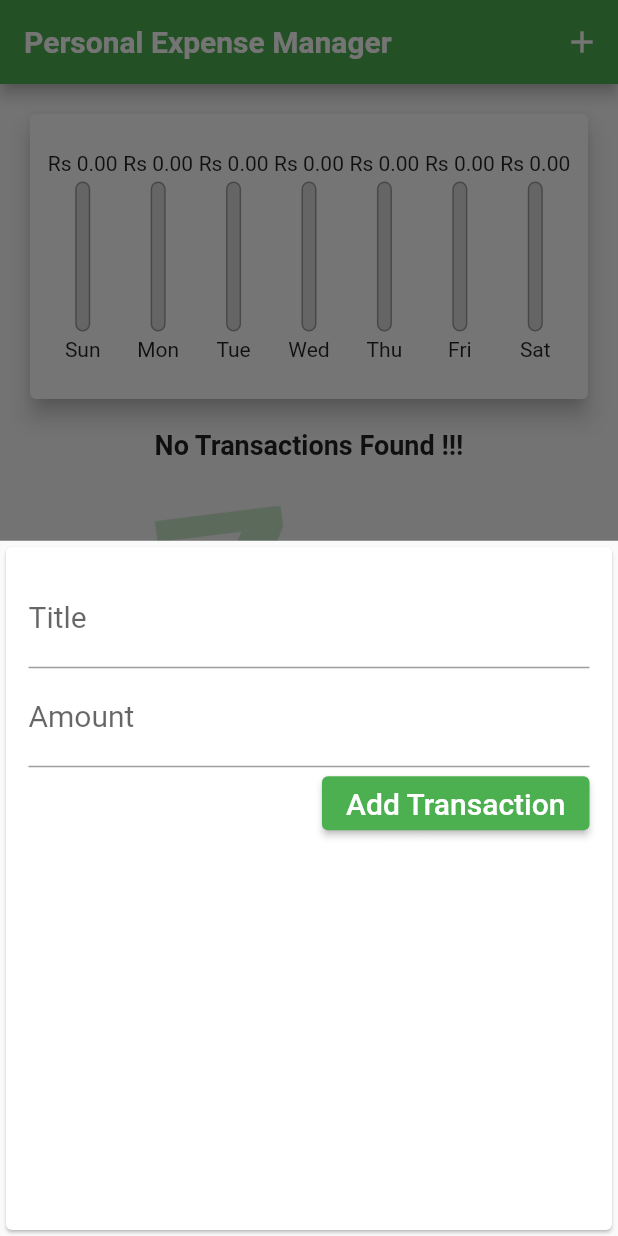
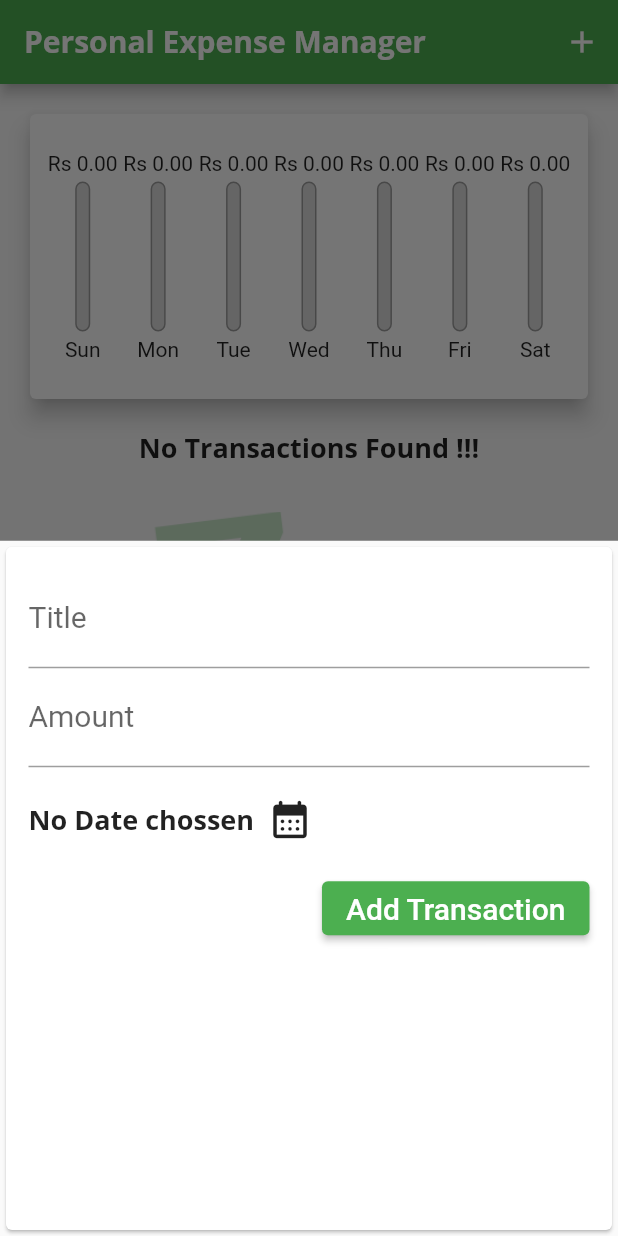
Before and after one commit to karanvatish/expense_manager, a Flutter app: the screen it shows after launch, after a tap on the "add" icon, on a phone screen of 412 x 824 dp. Run offline on Flutter 3.47's test engine with Material 2 defaults, Android fonts, the phone set to English and light mode, and no system bars.

Commit message:
made all properties of new_transaction class as private and added Datepicker

```diff
--- a/lib/main.dart
+++ b/lib/main.dart
@@ -24,6 +24,11 @@ class MyApp extends StatelessWidget {
                   fontWeight: FontWeight.bold,
                   fontSize: 18,
                 ),
+                bodyText1: const TextStyle(
+                    fontFamily: 'OpenSans',
+                    fontSize: 16,
+                    fontWeight: FontWeight.bold,
+                    color: Colors.green),
               ),
           appBarTheme: const AppBarTheme(
             titleTextStyle: TextStyle(
@@ -44,15 +49,7 @@ class MyHomePage extends StatefulWidget {
 }
 
 class _MyHomePageState extends State<MyHomePage> {
-  final List<Transaction> _userTransactions = [
-    // Transaction(
-    //     id: 't1', amount: 69.99, date: DateTime.now(), title: 'New Shoes'),
-    // Transaction(
-    //     id: 't2',
-    //     amount: 16.53,
-    //     date: DateTime.now(),
-    //     title: 'Weekly Grocceries')
-  ];
+  final List<Transaction> _userTransactions = [];
 
   List<Transaction> get recentTranacrtions {
     return _userTransactions.where((tx) {
@@ -60,11 +57,11 @@ class _MyHomePageState extends State<MyHomePage> {
     }).toList();
   }
 
-  void _addNewTransaction(String txTitle, double txAmt) {
+  void _addNewTransaction(String txTitle, double txAmt, DateTime selectedDate) {
     final newTx = Transaction(
       id: DateTime.now().toString(),
       amount: txAmt,
-      date: DateTime.now(),
+      date: selectedDate,
       title: txTitle,
     );
 
--- a/lib/widgets/new_transaction.dart
+++ b/lib/widgets/new_transaction.dart
@@ -1,6 +1,7 @@
 // ignore_for_file: prefer_const_constructors
 
 import 'package:flutter/material.dart';
+import 'package:intl/intl.dart';
 
 class NewTransaction extends StatefulWidget {
   final Function addNewTransaction;
@@ -12,18 +13,33 @@ class NewTransaction extends StatefulWidget {
 }
 
 class _NewTransactionState extends State<NewTransaction> {
-  final titleController = TextEditingController();
+  final _titleController = TextEditingController();
+  final _amountController = TextEditingController();
+  DateTime? _selectedDate;
 
-  final amountController = TextEditingController();
+  void _showDatePickerWidget() {
+    showDatePicker(
+      context: context,
+      initialDate: DateTime.now(),
+      firstDate: DateTime(2022),
+      lastDate: DateTime.now(),
+    ).then((value) {
+      if (value != null) {
+        setState(() {
+          _selectedDate = value;
+        });
+      }
+    });
+  }
 
-  void submitData() {
-    final enteredInput = titleController.text;
-    final enteredAmount = double.parse(amountController.text);
+  void _submitData() {
+    final enteredInput = _titleController.text;
+    final enteredAmount = double.parse(_amountController.text);
 
-    if (enteredInput.isEmpty || enteredAmount < 0) {
+    if (enteredInput.isEmpty || enteredAmount < 0 || _selectedDate == null) {
       return;
     }
-    widget.addNewTransaction(enteredInput, enteredAmount);
+    widget.addNewTransaction(enteredInput, enteredAmount, _selectedDate);
 
     Navigator.of(context).pop();
   }
@@ -39,18 +55,39 @@ class _NewTransactionState extends State<NewTransaction> {
             TextField(
               decoration: InputDecoration(labelText: 'Title'),
               style: TextStyle(fontSize: 20),
-              controller: titleController,
-              onSubmitted: (_) => submitData(),
+              controller: _titleController,
+              onSubmitted: (_) => _submitData(),
             ),
             TextField(
               decoration: InputDecoration(labelText: 'Amount'),
               style: TextStyle(fontSize: 20),
-              controller: amountController,
+              controller: _amountController,
               keyboardType: TextInputType.number,
-              onSubmitted: (_) => submitData(),
+              onSubmitted: (_) => _submitData(),
+            ),
+            Container(
+              height: 70,
+              child: Row(
+                children: [
+                  Text(
+                    _selectedDate == null
+                        ? 'No Date chossen'
+                        : 'Date Selected : ${DateFormat.yMMMd().format(_selectedDate!)}',
+                    style: _selectedDate == null
+                        ? Theme.of(context).textTheme.headline6
+                        : Theme.of(context).textTheme.bodyText1,
+                  ),
+                  IconButton(
+                      onPressed: _showDatePickerWidget,
+                      icon: Icon(
+                        Icons.calendar_month_rounded,
+                        size: 30,
+                      ))
+                ],
+              ),
             ),
             ElevatedButton(
-              onPressed: submitData,
+              onPressed: _submitData,
               child: const Text(
                 'Add Transaction',
                 style: TextStyle(fontSize: 20),
--- a/pubspec.yaml
+++ b/pubspec.yaml
@@ -75,7 +75,7 @@ flutter:
   # list giving the asset and other descriptors for the font. For
   # example:
   fonts:
-    - family: Schyler
+    - family: OpenSans
       fonts:
         - asset: assets/fonts/OpenSans-Regular.ttf
         - asset: assets/fonts/OpenSans-Bold.ttf
```
